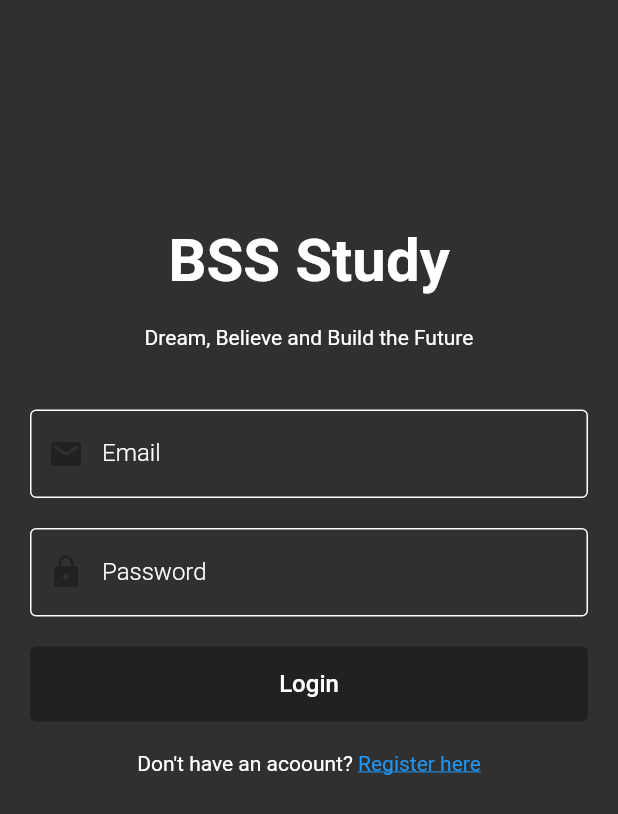
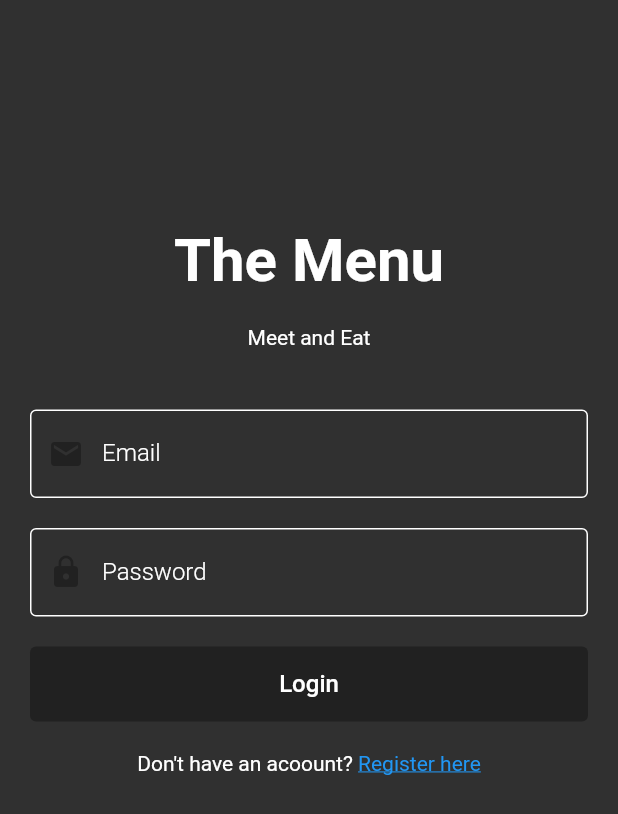
Before and after one commit to willhitman/dummy, a Flutter app: the screen it shows after launch, on a phone screen of 412 x 824 dp. Shown: the top 814 px of the screen. Run offline on Flutter 3.47's test engine with Material 2 defaults, Android fonts, the phone set to English and light mode, and no system bars; our stand-ins replace cached_network_image, cloud_firestore, file_picker, firebase_auth, firebase_core, firebase_storage and 5 more; accounts and stored records are empty.

```diff
--- a/lib/pages/auth/login_page.dart
+++ b/lib/pages/auth/login_page.dart
@@ -57,7 +57,7 @@ class _LogInPageState extends State<LogInPage> {
                       crossAxisAlignment: CrossAxisAlignment.center,
                       children: [
                         const Text(
-                          "BSS Study",
+                          "The Menu",
                           style: TextStyle(
                               color: Colors.white,
                               fontSize: 40,
@@ -67,7 +67,7 @@ class _LogInPageState extends State<LogInPage> {
                           height: 20,
                         ),
                         const Text(
-                          "Dream, Believe and Build the Future",
+                          "Meet and Eat",
                           style: TextStyle(color: Colors.white),
                         ),
                         const SizedBox(
```
